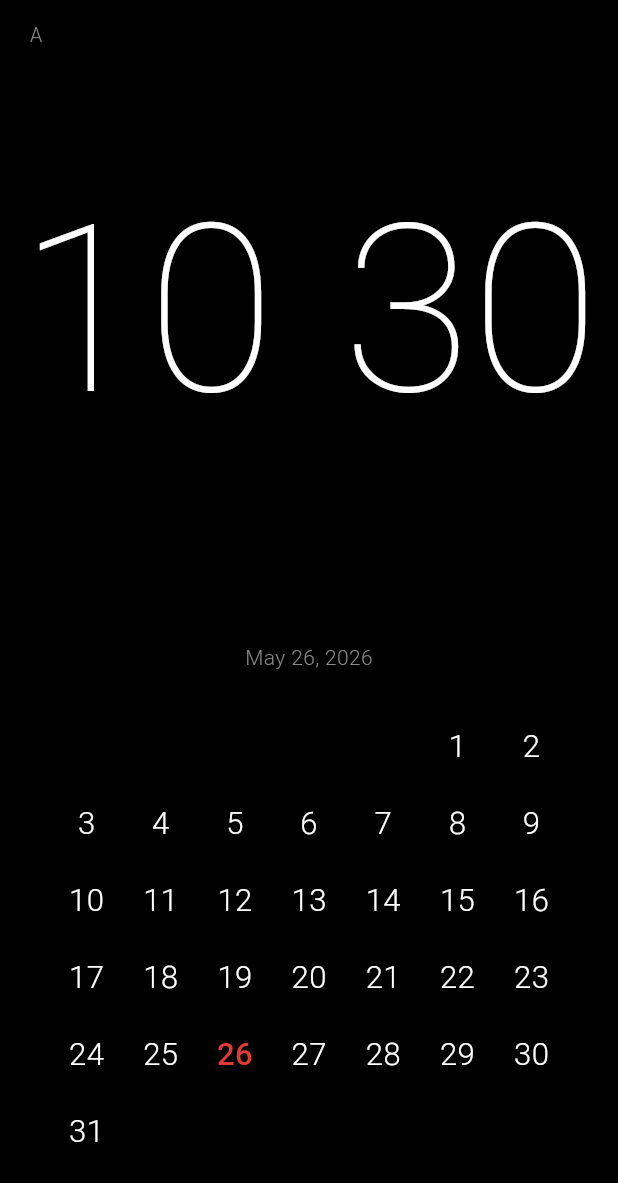
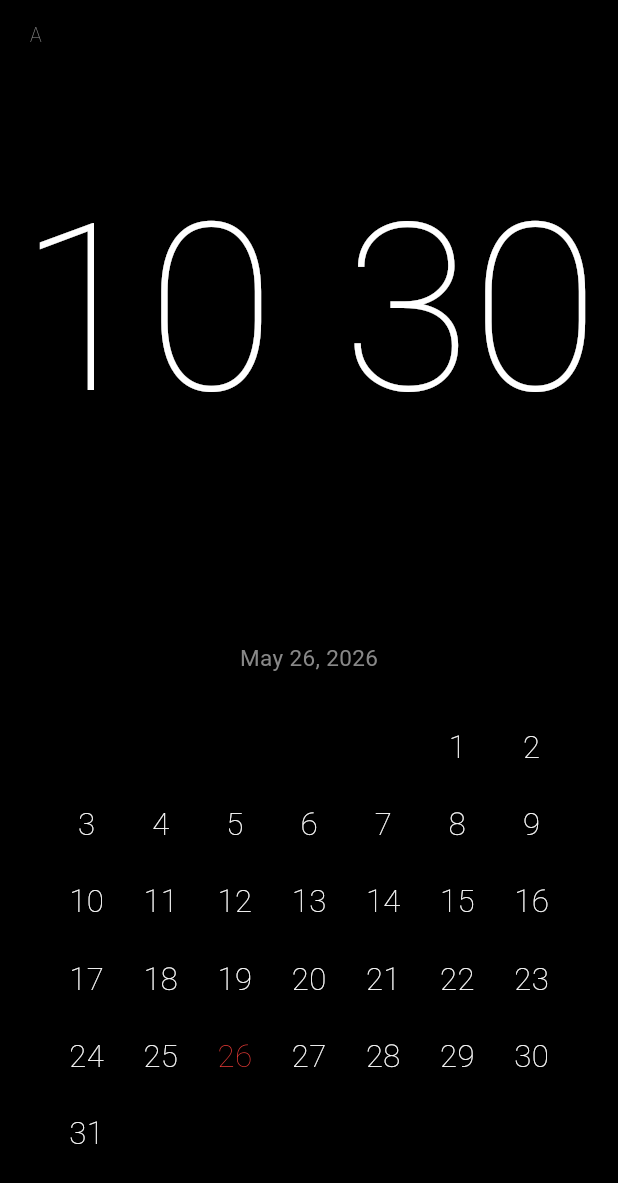
Before and after one commit to ryanwevans/desktop-clock-mobile, a Flutter app: the screen it shows after launch, after a tap on an icon or button, on a phone screen of 412 x 824 dp. Shown: the top 1183 px of the screen. Run offline on Flutter 3.47's test engine with Material 3 defaults, Android fonts, the phone set to English and light mode, and no system bars; our stand-ins replace google_fonts; Roboto replaces fonts that are missing (Helvetica Neue).

Commit message:
Update appearance
Update current date display

```diff
--- a/lib/main.dart
+++ b/lib/main.dart
@@ -1,5 +1,6 @@
 import 'package:flutter/material.dart';
 import 'package:flutter/services.dart';
+import 'package:google_fonts/google_fonts.dart';
 
 import 'theme/app_colors.dart';
 import 'widgets/clock_section.dart';
@@ -29,7 +30,13 @@ class DesktopClockApp extends StatelessWidget {
       theme: ThemeData(
         brightness: Brightness.dark,
         scaffoldBackgroundColor: AppColors.background,
-        fontFamily: 'Helvetica Neue',
+        fontFamily: GoogleFonts.roboto().fontFamily,
+        textTheme: GoogleFonts.robotoTextTheme(
+          ThemeData(brightness: Brightness.dark).textTheme,
+        ).apply(
+          bodyColor: AppColors.calendarDay,
+          displayColor: AppColors.calendarDay,
+        ),
       ),
       home: const ClockCalendarScreen(),
     );
--- a/lib/theme/app_text_styles.dart
+++ b/lib/theme/app_text_styles.dart
@@ -1,22 +1,37 @@
 import 'package:flutter/material.dart';
+import 'package:google_fonts/google_fonts.dart';
 
 import 'app_colors.dart';
 
 abstract final class AppTextStyles {
+  static TextStyle robotoThin({
+    required double fontSize,
+    Color? color,
+    double? height,
+    double? letterSpacing,
+    FontWeight? fontWeight,
+    List<FontFeature>? fontFeatures,
+  }) {
+    return GoogleFonts.roboto(
+      fontSize: fontSize,
+      fontWeight: fontWeight ?? FontWeight.w100,
+      color: color ?? AppColors.calendarDay,
+      height: height,
+      letterSpacing: letterSpacing,
+      fontFeatures: fontFeatures,
+    );
+  }
+
   static TextStyle calendarDate(double fontSize) {
-    return TextStyle(
-      color: AppColors.calendarDay,
+    return robotoThin(
       fontSize: fontSize,
-      fontWeight: FontWeight.w300,
       fontFeatures: const [FontFeature.tabularFigures()],
     );
   }
 
   static TextStyle digitalClockTime(double fontSize) {
-    return TextStyle(
-      color: AppColors.calendarDay,
+    return robotoThin(
       fontSize: fontSize,
-      fontWeight: FontWeight.w100,
       height: 0.78,
       letterSpacing: 0,
       fontFeatures: const [FontFeature.tabularFigures()],
--- a/lib/widgets/clock_section.dart
+++ b/lib/widgets/clock_section.dart
@@ -1,6 +1,7 @@
 import 'package:flutter/material.dart';
 
 import '../theme/app_colors.dart';
+import '../theme/app_text_styles.dart';
 import 'clock_face.dart';
 import 'digital_clock.dart';
 
@@ -54,10 +55,9 @@ class _StyleToggleButton extends StatelessWidget {
           padding: const EdgeInsets.symmetric(horizontal: 8, vertical: 6),
           child: Text(
             label,
-            style: const TextStyle(
+            style: AppTextStyles.robotoThin(
+              fontSize: 13,
               color: AppColors.monthLabel,
-              fontSize: 13,
-              fontWeight: FontWeight.w300,
               letterSpacing: 0.08,
             ),
           ),
--- a/lib/widgets/digital_clock.dart
+++ b/lib/widgets/digital_clock.dart
@@ -16,7 +16,6 @@ class _DigitalClockState extends State<DigitalClock>
   late final Ticker _ticker;
 
   static const _referenceFontSize = 240.0;
-  static const _lineHeight = 0.78;
   static const _colonGap = _referenceFontSize * 0.055;
 
   @override
@@ -47,10 +46,8 @@ class _DigitalClockState extends State<DigitalClock>
           letterSpacing: 0,
           height: 1.0,
         );
-        const strutStyle = StrutStyle(
-          fontSize: _referenceFontSize,
-          height: _lineHeight,
-          fontWeight: FontWeight.w100,
+        final strutStyle = StrutStyle.fromTextStyle(
+          AppTextStyles.digitalClockTime(_referenceFontSize),
           forceStrutHeight: true,
         );
 
--- a/lib/widgets/month_calendar.dart
+++ b/lib/widgets/month_calendar.dart
@@ -42,10 +42,10 @@ class MonthCalendar extends StatelessWidget {
             children: [
               Text(
                 '${_monthNames[now.month - 1]} ${now.day}, ${now.year}',
-                style: TextStyle(
+                style: AppTextStyles.robotoThin(
+                  fontSize: (daySize * 0.35).clamp(10, 14) + 1,
                   color: AppColors.monthLabel,
-                  fontSize: (daySize * 0.35).clamp(10, 14),
-                  fontWeight: FontWeight.w300,
+                  fontWeight: FontWeight.w400,
                 ),
               ),
               SizedBox(height: daySize * 0.5),
@@ -73,7 +73,6 @@ class MonthCalendar extends StatelessWidget {
                           (daySize * 0.42).clamp(12, 22),
                         ).copyWith(
                           color: isToday ? AppColors.today : AppColors.calendarDay,
-                          fontWeight: isToday ? FontWeight.w500 : FontWeight.w300,
                         ),
                       ),
                     );
--- a/pubspec.yaml
+++ b/pubspec.yaml
@@ -9,6 +9,7 @@ environment:
 dependencies:
   flutter:
     sdk: flutter
+  google_fonts: ^6.2.1
 
 dev_dependencies:
   flutter_test:
```
Also changed, not shown: pubspec.lock.
